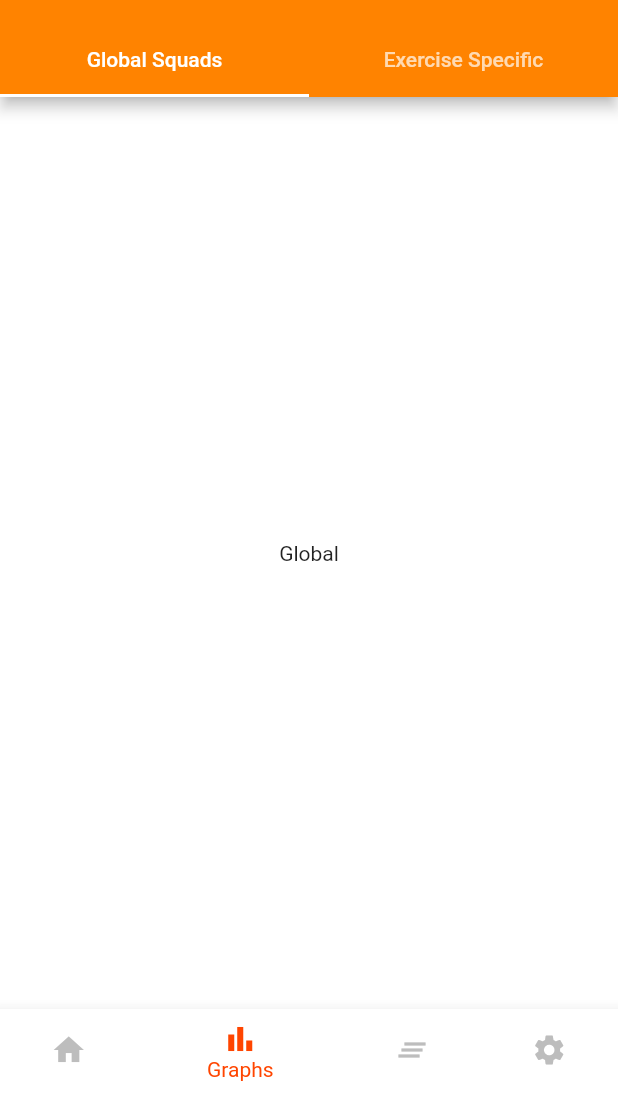
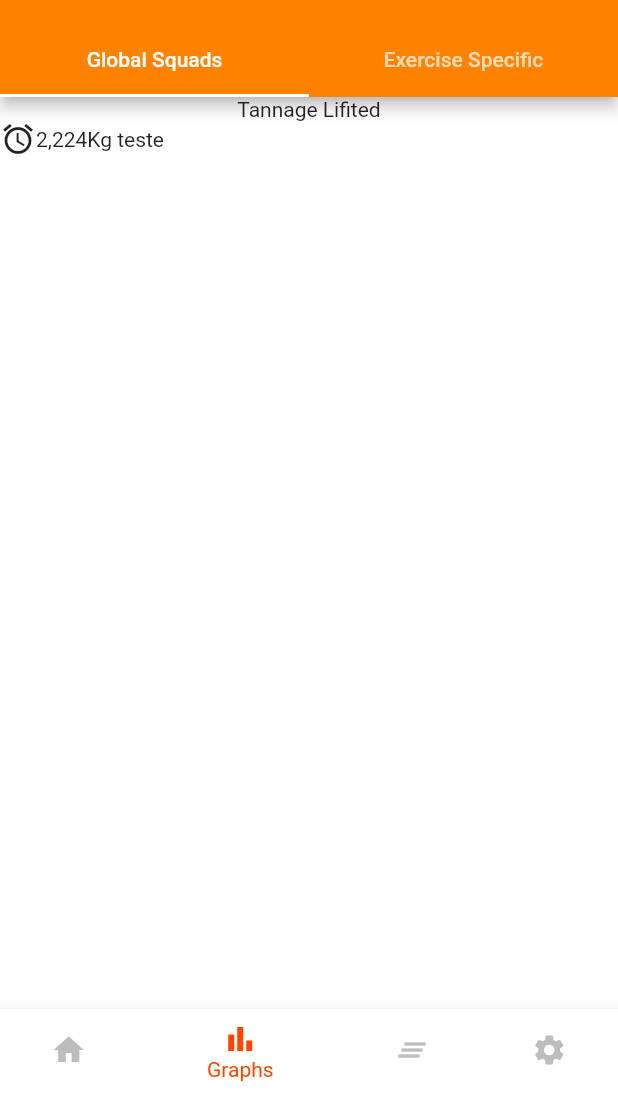
Before and after one commit to tiagoeborsanyi/gym-mobile, a Flutter app: the screen it shows after launch, item 2 of the bottom bar chosen, on a phone screen of 412 x 824 dp, the part 143-1236 px from its top. Run offline on Flutter 3.47's test engine with Material 2 defaults, Android fonts, the light colour scheme and no system bars; our stand-ins replace charts_flutter.

Commit message:
pass dart to 2.9 version minimun

```diff
--- a/lib/components/global_squads.dart
+++ b/lib/components/global_squads.dart
@@ -1,12 +1,26 @@
 import 'package:flutter/material.dart';
+// ignore: invalid_language_version_override
+// @dart=2.9
+// ignore: import_of_legacy_library_into_null_safe
+import 'package:charts_flutter/flutter.dart' as charts;
 
 class GlobalSquads extends StatelessWidget {
-  const GlobalSquads({Key? key}) : super(key: key);
-
   @override
   Widget build(BuildContext context) {
-    return Center(
-      child: Text('Global'),
+    return Column(
+      children: [
+        Column(
+          children: [
+            Text('Tannage Lifited'),
+            Row(
+              children: [
+                Icon(Icons.access_alarm),
+                Text('2,224Kg teste'),
+              ],
+            )
+          ],
+        )
+      ],
     );
   }
 }
--- a/lib/main.dart
+++ b/lib/main.dart
@@ -1,7 +1,5 @@
 import 'package:flutter/material.dart';
 
-// import 'screens/dashboard_screen.dart';
-// import 'screens/statistic_screen.dart';
 import 'screens/tabs_screen.dart';
 import 'utils/app_routes.dart';
 
--- a/lib/screens/statistic_screen.dart
+++ b/lib/screens/statistic_screen.dart
@@ -3,8 +3,6 @@ import 'package:flutter/material.dart';
 import '../components/global_squads.dart';
 
 class StatisticScreen extends StatelessWidget {
-  const StatisticScreen({Key? key}) : super(key: key);
-
   @override
   Widget build(BuildContext context) {
     return DefaultTabController(
--- a/lib/screens/tabs_screen.dart
+++ b/lib/screens/tabs_screen.dart
@@ -4,15 +4,13 @@ import 'dashboard_screen.dart';
 import 'statistic_screen.dart';
 
 class TabScreen extends StatefulWidget {
-  const TabScreen({Key? key}) : super(key: key);
-
   @override
   _TabScreenState createState() => _TabScreenState();
 }
 
 class _TabScreenState extends State<TabScreen> {
   int _selectedScreenIndex = 0;
-  late List<Map<String, dynamic>> _screens;
+  List<Map<String, dynamic>> _screens;
 
   @override
   void initState() {
--- a/pubspec.yaml
+++ b/pubspec.yaml
@@ -18,11 +18,12 @@ publish_to: 'none' # Remove this line if you wish to publish to pub.dev
 version: 1.0.0+1
 
 environment:
-  sdk: ">=2.12.0 <3.0.0"
+  sdk: ">=2.9.0 <3.0.0"
 
 dependencies:
   flutter:
     sdk: flutter
+  charts_flutter: ^0.10.0
 
 
   # The following adds the Cupertino Icons font to your application.
```
Also changed, not shown: pubspec.lock.
